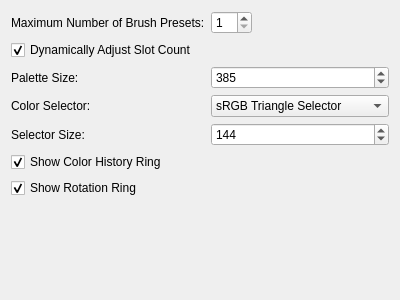
KDE/krita, file libs/ui/forms/WdgPopupPaletteSettings.ui: the form before one commit.
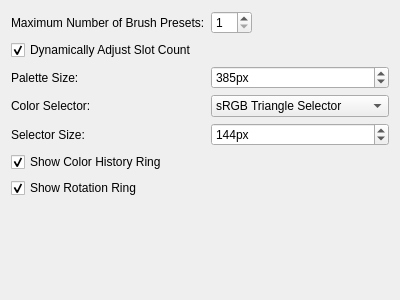
The form after the commit. Custom widgets are drawn as their Qt base class.

Commit message: Popup Palette: Add suffix to size settings

```diff
--- a/libs/ui/forms/WdgPopupPaletteSettings.ui
+++ b/libs/ui/forms/WdgPopupPaletteSettings.ui
@@ -56,6 +56,9 @@
    </item>
    <item row="2" column="1">
     <widget class="KisSliderSpinBox" name="sbPaletteSize">
+     <property name="suffix">
+      <string>px</string>
+     </property>
      <property name="minimum">
       <number>380</number>
      </property>
@@ -97,6 +100,9 @@
    </item>
    <item row="4" column="1">
     <widget class="KisSliderSpinBox" name="sbSelectorSize">
+     <property name="suffix">
+      <string>px</string>
+     </property>
      <property name="minimum">
       <number>100</number>
      </property>
```
